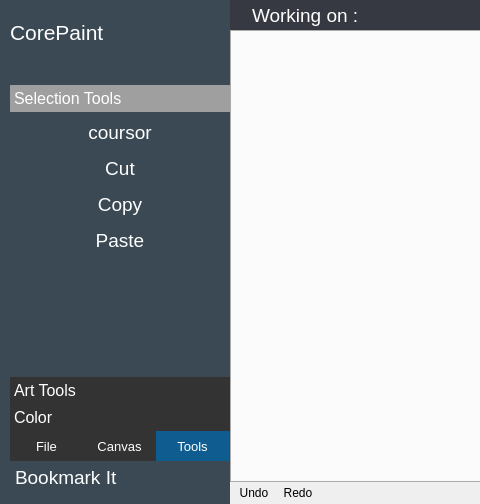
The window that corepaint/corepaint.ui (rahmanshaber/corebox) describes before a commit, drawn with Qt 5; both pictures show x 0 to 480 and y 0 to 504 of the 857 by 504 pixel window.
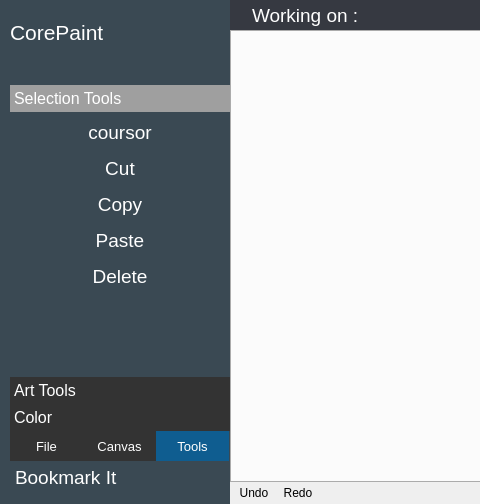
The same window after the commit. The open tabs and pages were chosen to show the change. Icons and pictures are not drawn.

The edit to the form file:
```diff
--- a/corepaint/corepaint.ui
+++ b/corepaint/corepaint.ui
@@ -706,8 +706,8 @@
               <rect>
                <x>0</x>
                <y>0</y>
-               <width>88</width>
-               <height>102</height>
+               <width>98</width>
+               <height>137</height>
               </rect>
              </property>
              <attribute name="label">
@@ -948,6 +948,52 @@
                 </property>
                </widget>
               </item>
+              <item>
+               <widget class="QToolButton" name="delete_2">
+                <property name="sizePolicy">
+                 <sizepolicy hsizetype="Expanding" vsizetype="Fixed">
+                  <horstretch>0</horstretch>
+                  <verstretch>0</verstretch>
+                 </sizepolicy>
+                </property>
+                <property name="font">
+                 <font>
+                  <pointsize>14</pointsize>
+                 </font>
+                </property>
+                <property name="styleSheet">
+                 <string notr="true">QToolButton{
+Text-align:left;
+padding: 5px 5px 5px 5px;
+}
+
+QToolButton:checked{
+background-color: #212F39; 
+}
+
+QToolButton:hover {
+background-color: #212F39; 
+}
+</string>
+                </property>
+                <property name="text">
+                 <string>Delete</string>
+                </property>
+                <property name="icon">
+                 <iconset resource="../icons.qrc">
+                  <normaloff>:/icons/delete_w.svg</normaloff>:/icons/delete_w.svg</iconset>
+                </property>
+                <property name="iconSize">
+                 <size>
+                  <width>22</width>
+                  <height>22</height>
+                 </size>
+                </property>
+                <property name="toolButtonStyle">
+                 <enum>Qt::ToolButtonTextBesideIcon</enum>
+                </property>
+               </widget>
+              </item>
               <item>
                <spacer name="verticalSpacer_2">
                 <property name="orientation">
```
Left out of the diff: 32 changed lines with no effect on the pictures.
